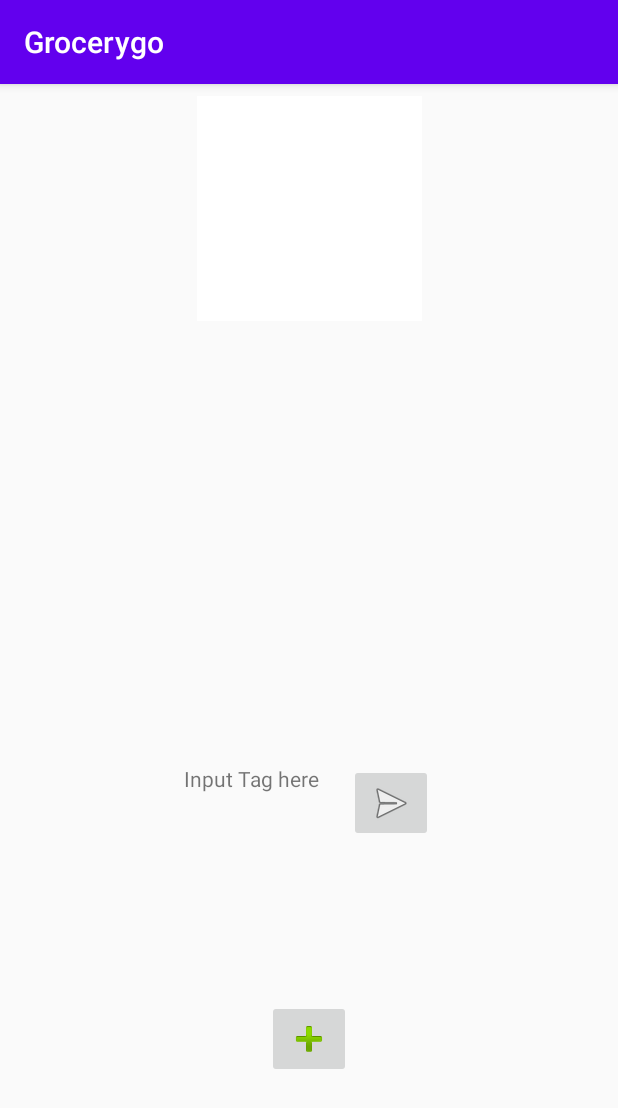
After one commit to ChenWangCarleton/grocerygo_plus, an Android app: the item_detail screen opened directly, with no data from a screen before it, on a phone screen of 412 x 824 dp. The commit adds this screen. Shown: the top 1108 px of the screen. Run offline under Robolectric (Android 15) with nearby library versions, the phone set to English and light mode, and no system bars.

Commit message:
finished Basic UI

```diff
--- a/grocerygo_app/app/src/main/AndroidManifest.xml
+++ b/grocerygo_app/app/src/main/AndroidManifest.xml
@@ -9,9 +9,13 @@
         android:roundIcon="@mipmap/ic_launcher_round"
         android:supportsRtl="true"
         android:theme="@style/AppTheme">
+        <activity android:name=".item_list_element"></activity>
+        <activity android:name=".my_cart" />
+        <activity android:name=".item_detail" />
+        <activity android:name=".item_list" />
         <activity
             android:name=".ui.login.LoginActivity"
-            android:label="@string/title_activity_login"></activity>
+            android:label="@string/title_activity_login" />
         <activity android:name=".MainActivity">
             <intent-filter>
                 <action android:name="android.intent.action.MAIN" />
--- /dev/null
+++ b/grocerygo_app/app/src/main/java/com/example/grocerygo/item_detail.java
@@ -0,0 +1,14 @@
+package com.example.grocerygo;
+
+import androidx.appcompat.app.AppCompatActivity;
+
+import android.os.Bundle;
+
+public class item_detail extends AppCompatActivity {
+
+    @Override
+    protected void onCreate(Bundle savedInstanceState) {
+        super.onCreate(savedInstanceState);
+        setContentView(R.layout.activity_item_detail);
+    }
+}
--- /dev/null
+++ b/grocerygo_app/app/src/main/res/layout/activity_item_detail.xml
@@ -0,0 +1,87 @@
+<?xml version="1.0" encoding="utf-8"?>
+<androidx.constraintlayout.widget.ConstraintLayout xmlns:android="http://schemas.android.com/apk/res/android"
+    xmlns:app="http://schemas.android.com/apk/res-auto"
+    xmlns:tools="http://schemas.android.com/tools"
+    android:layout_width="match_parent"
+    android:layout_height="match_parent"
+    tools:context=".item_detail">
+    <ImageView
+        android:id="@+id/img"
+        android:layout_width="150dp"
+        android:layout_height="150dp"
+        android:layout_marginEnd="120dp"
+        android:layout_marginStart="120dp"
+        android:layout_marginTop="8dp"
+
+        app:layout_constraintEnd_toEndOf="parent"
+        app:layout_constraintStart_toStartOf="parent"
+        app:layout_constraintTop_toTopOf="parent"
+        app:srcCompat="@android:color/background_light" />
+
+    <TextView
+        android:id="@+id/title"
+        android:layout_width="234dp"
+        android:layout_height="35dp"
+        android:layout_marginBottom="8dp"
+        android:layout_marginEnd="85dp"
+        android:layout_marginStart="84dp"
+        android:layout_marginTop="8dp"
+        android:ems="10"
+        android:textSize="24sp"
+        app:layout_constraintBottom_toTopOf="@+id/des"
+        app:layout_constraintEnd_toEndOf="parent"
+        app:layout_constraintStart_toStartOf="parent"
+        app:layout_constraintTop_toBottomOf="@+id/img" />
+
+    <TextView
+        android:id="@+id/des"
+        android:maxLines = "20"
+        android:scrollbars = "vertical"
+        android:layout_width="328dp"
+        android:layout_height="252dp"
+        android:ems="10"
+        android:textSize="18sp"
+        app:layout_constraintEnd_toEndOf="parent"
+        app:layout_constraintStart_toStartOf="parent"
+        app:layout_constraintTop_toBottomOf="@+id/title" />
+
+    <LinearLayout
+        android:id="@+id/main_button_group"
+        android:layout_width="wrap_content"
+        android:layout_height="wrap_content"
+        android:layout_margins="8dp"
+        android:gravity="center_horizontal"
+        app:layout_constraintTop_toBottomOf="@+id/des"
+        app:layout_constraintEnd_toEndOf="parent"
+        app:layout_constraintHorizontal_bias="0.498"
+        app:layout_constraintStart_toStartOf="parent">
+
+        <TextView
+            android:id="@+id/textView"
+            android:layout_width="0dp"
+            android:layout_height="match_parent"
+            android:layout_weight="1"
+            android:text="@string/tag_submit_field" />
+
+        <ImageButton
+            android:id="@+id/LoginButton"
+            android:layout_width="wrap_content"
+            android:layout_height="wrap_content"
+            android:layout_marginStart="20dp"
+            android:contentDescription="@string/SubmitTag"
+            app:layout_constraintBottom_toBottomOf="parent"
+            app:layout_constraintStart_toEndOf="@+id/MyGroceryListButton"
+            app:srcCompat="@android:drawable/ic_menu_send" />
+    </LinearLayout>
+
+    <ImageButton
+        android:id="@+id/imageButton"
+        android:layout_width="wrap_content"
+        android:layout_height="wrap_content"
+        app:layout_constraintBottom_toBottomOf="parent"
+        app:layout_constraintEnd_toEndOf="parent"
+        app:layout_constraintStart_toStartOf="parent"
+        app:layout_constraintTop_toBottomOf="@+id/main_button_group"
+        app:srcCompat="@android:drawable/ic_input_add" />
+
+</androidx.constraintlayout.widget.ConstraintLayout>
--- a/grocerygo_app/app/src/main/res/values/strings.xml
+++ b/grocerygo_app/app/src/main/res/values/strings.xml
@@ -24,4 +24,7 @@
     <string name="invalid_username">Not a valid username</string>
     <string name="invalid_password">Password must be >5 characters</string>
     <string name="login_failed">"Login failed"</string>
+    <string name="SubmitTag">Submit Tag</string>
+    <string name="tag_submit_field">Input Tag here</string>
+    <string name="get_price_button">get Price</string>
 </resources>
```
Also changed, not shown: grocerygo_app/app/src/main/java/com/example/grocerygo/item_list.java (added, +14 -0 lines), grocerygo_app/app/src/main/java/com/example/grocerygo/item_list_element.java (added, +14 -0 lines), grocerygo_app/app/src/main/java/com/example/grocerygo/my_cart.java (added, +14 -0 lines), grocerygo_app/app/src/main/res/layout/activity_item_list.xml (added, +67 -0 lines), grocerygo_app/app/src/main/res/layout/activity_item_list_element.xml (added, +43 -0 lines), grocerygo_app/app/src/main/res/layout/activity_my_cart.xml (added, +34 -0 lines).
